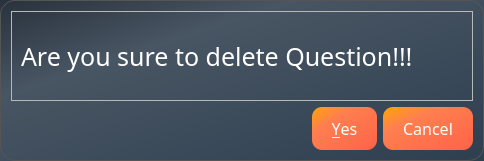
This is lab/src/lab/deldialog.ui in vyshnav20/Department-Management-and-Learning-Platform as Qt 5 draws it before an edit. The edited form follows.
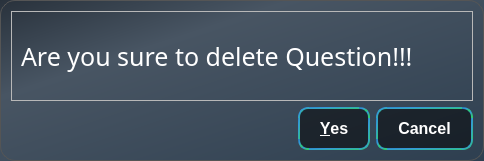
This is the edited form.

What changed in the file:
```diff
--- a/lab/src/lab/deldialog.ui
+++ b/lab/src/lab/deldialog.ui
@@ -24,23 +24,20 @@
     border: 1px solid #555555;
     padding: 20px;
 }
-
 QPushButton {
-    border: none;
-    border-radius: 10px;
-    background-color: qlineargradient(x1: 0, y1: 0, x2: 1, y2: 1, stop: 0 #ffa502, stop: 0.3 #ff7f50, stop: 1 #ff6348);
-    color: #FFFFFF;
-    padding: 10px 20px;
-    font-size: 16px;
-    font-family: Orbitron;
+border: 2px solid transparent; 
+border-radius: 10px;
+background-color: rgba(0, 0, 0, 0.5);
+padding: 10px 20px;
+font-size: 16px;
+font-weight: bold;
+color: white;
+border-color: qlineargradient(x1: 0, y1: 0, x2: 1, y2: 1, stop: 0 #2980b9, stop: 0.3 #3498db, stop: 1 #2ecc71);
 }
-
 QPushButton:hover {
     background-color: qlineargradient(x1: 0, y1: 0, x2: 1, y2: 1, stop: 0 #48C9B0, stop: 0.3 #5DADE2, stop: 1 #85C1E9);
 }
 
-QPushButton:pressed {background-color: #ff6348;}
-
 QLabel {color: white;}</string>
   </property>
   <layout class="QVBoxLayout" name="verticalLayout">
```
Left out of the diff: 5 changed lines with no effect on the pictures.
